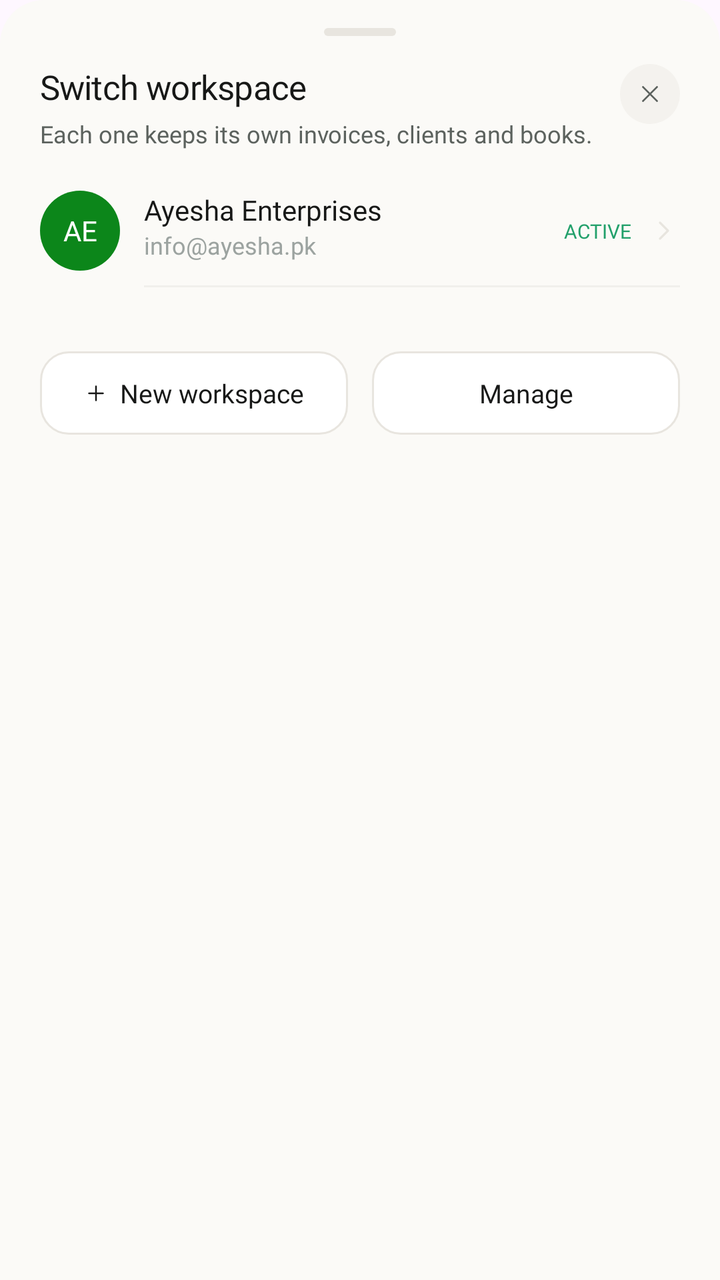
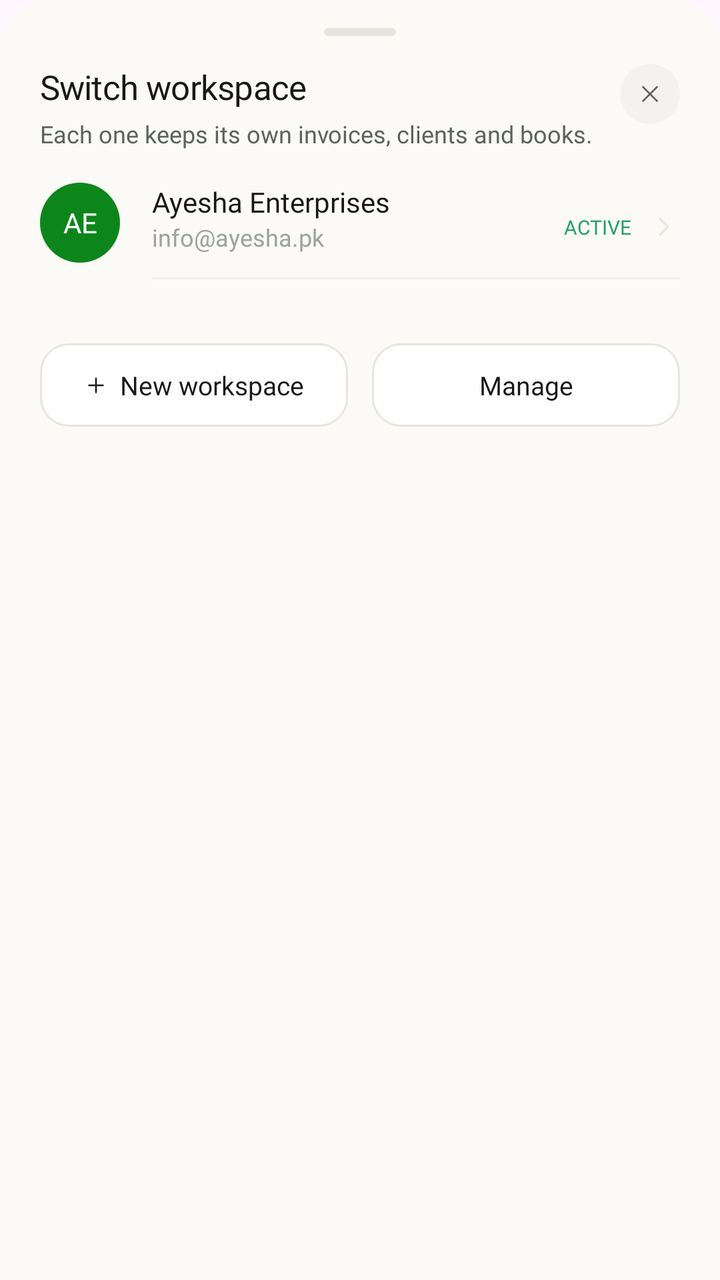

Before-and-after screenshots of an Android layout around one commit, followed by the original layout XML and the change that was made.
<!-- AndroidManifest.xml: application theme Theme.InvoiceGenerator -->
<!-- res/layout/bottom_sheet_switch_workspace.xml -->
<?xml version="1.0" encoding="utf-8"?>
<androidx.constraintlayout.widget.ConstraintLayout xmlns:android="http://schemas.android.com/apk/res/android"
    xmlns:app="http://schemas.android.com/apk/res-auto"
    android:layout_width="match_parent"
    android:layout_height="wrap_content"
    android:background="@drawable/bottom_sheet_bg"
    android:paddingHorizontal="20dp"
    android:paddingTop="8dp"
    android:paddingBottom="28dp">

    
    <View
        android:id="@+id/dragHandle"
        android:layout_width="36dp"
        android:layout_height="4dp"
        android:layout_marginTop="6dp"
        android:background="@drawable/drag_handle_bg"
        app:layout_constraintEnd_toEndOf="parent"
        app:layout_constraintStart_toStartOf="parent"
        app:layout_constraintTop_toTopOf="parent" />

    
    <TextView
        android:id="@+id/title"
        android:layout_width="0dp"
        android:layout_height="wrap_content"
        android:layout_marginTop="14dp"
        android:fontFamily="@font/inter_bold"
        android:letterSpacing="-0.015"
        android:text="Switch workspace"
        android:textColor="#171817"
        android:textSize="17sp"
        app:layout_constraintEnd_toStartOf="@+id/closeBtn"
        app:layout_constraintStart_toStartOf="parent"
        app:layout_constraintTop_toBottomOf="@id/dragHandle" />

    <TextView
        android:id="@+id/subtitle"
        android:layout_width="0dp"
        android:layout_height="wrap_content"
        android:layout_marginTop="4dp"
        android:fontFamily="@font/inter"
        android:lineSpacingExtra="4dp"
        android:text="Each one keeps its own invoices, clients and books."
        android:textColor="#5C625E"
        android:textSize="12sp"
        app:layout_constraintEnd_toEndOf="@id/title"
        app:layout_constraintStart_toStartOf="parent"
        app:layout_constraintTop_toBottomOf="@id/title" />

    <androidx.constraintlayout.widget.ConstraintLayout
        android:id="@+id/closeBtn"
        android:layout_width="30dp"
        android:layout_height="30dp"
        android:background="@drawable/avatar_crossed_state_bg"
        android:backgroundTint="#F4F2EE"
        app:layout_constraintEnd_toEndOf="parent"
        app:layout_constraintTop_toTopOf="@id/title">

        <ImageView
            android:layout_width="14dp"
            android:layout_height="14dp"
            android:src="@drawable/ic_close"
            app:layout_constraintBottom_toBottomOf="parent"
            app:layout_constraintEnd_toEndOf="parent"
            app:layout_constraintStart_toStartOf="parent"
            app:layout_constraintTop_toTopOf="parent"
            app:tint="#5C625E" />
    </androidx.constraintlayout.widget.ConstraintLayout>

    

    <androidx.constraintlayout.widget.ConstraintLayout
        android:id="@+id/activeWorkspaceSection"
        android:layout_width="match_parent"
        android:layout_height="wrap_content"
        android:background="?attr/selectableItemBackground"
        android:paddingVertical="12dp"
        app:layout_constraintTop_toBottomOf="@id/subtitle"
        app:layout_constraintStart_toStartOf="parent"
        app:layout_constraintEnd_toEndOf="parent">

        <TextView
            android:id="@+id/workspaceAvatar"
            android:layout_width="40dp"
            android:layout_height="40dp"
            android:background="@drawable/avatar_circle"
            android:backgroundTint="#0C861A"
            android:fontFamily="@font/inter_bold"
            android:gravity="center"
            android:text="AE"
            android:textColor="#FFFFFF"
            android:textSize="14sp"
            app:layout_constraintBottom_toBottomOf="parent"
            app:layout_constraintStart_toStartOf="parent"
            app:layout_constraintTop_toTopOf="parent" />

        <TextView
            android:id="@+id/workspaceName"
            android:layout_width="0dp"
            android:layout_height="wrap_content"
            android:layout_marginStart="12dp"
            android:fontFamily="@font/inter_semibold"
            android:text="Ayesha Enterprises"
            android:textColor="#171817"
            android:textSize="14sp"
            app:layout_constraintEnd_toStartOf="@+id/activeIndicator"
            app:layout_constraintStart_toEndOf="@id/workspaceAvatar"
            app:layout_constraintTop_toTopOf="@id/workspaceAvatar" />

        <TextView
            android:id="@+id/workspaceSubtitle"
            android:layout_width="0dp"
            android:layout_height="wrap_content"
            android:fontFamily="@font/inter"
            android:text="info@ayesha.pk"
            android:textColor="#9CA3A0"
            android:textSize="12sp"
            app:layout_constraintEnd_toEndOf="@id/workspaceName"
            app:layout_constraintStart_toStartOf="@id/workspaceName"
            app:layout_constraintTop_toBottomOf="@id/workspaceName" />

        <TextView
            android:id="@+id/activeIndicator"
            android:layout_width="wrap_content"
            android:layout_height="wrap_content"
            android:layout_marginEnd="8dp"
            android:fontFamily="@font/inter_bold"
            android:text="ACTIVE"
            android:textColor="#22A06B"
            android:textSize="10sp"

            app:layout_constraintBottom_toBottomOf="parent"
            app:layout_constraintEnd_toStartOf="@+id/arrowRight"
            app:layout_constraintTop_toTopOf="parent" />

        <ImageView
            android:id="@+id/arrowRight"
            android:layout_width="16dp"
            android:layout_height="16dp"
            android:src="@drawable/ic_back"
            android:rotation="180"
            app:layout_constraintBottom_toBottomOf="parent"
            app:layout_constraintEnd_toEndOf="parent"
            app:layout_constraintTop_toTopOf="parent"
            app:tint="#E8E5DF" />

        <View
            android:id="@+id/divider"
            android:layout_width="0dp"
            android:layout_height="1dp"
            android:layout_marginTop="12dp"
            android:background="#F1F0EC"
            app:layout_constraintEnd_toEndOf="parent"
            app:layout_constraintStart_toStartOf="@id/workspaceName"
            app:layout_constraintTop_toBottomOf="@id/workspaceSubtitle" />

    </androidx.constraintlayout.widget.ConstraintLayout>

    
    <LinearLayout
        android:layout_width="match_parent"
        android:layout_height="wrap_content"
        android:layout_marginTop="20dp"
        android:orientation="horizontal"
        app:layout_constraintTop_toBottomOf="@id/activeWorkspaceSection">

        <androidx.constraintlayout.widget.ConstraintLayout
            android:id="@+id/btnNewWorkspace"
            android:layout_width="0dp"
            android:layout_height="wrap_content"
            android:layout_weight="1"
            android:background="@drawable/bg_input_field"
            android:paddingVertical="12dp">

            <ImageView
                android:id="@+id/plusIcon"
                android:layout_width="12dp"
                android:layout_height="12dp"
                android:src="@drawable/ic_plus"
                app:layout_constraintBottom_toBottomOf="parent"
                app:layout_constraintEnd_toStartOf="@+id/tvNewWorkspace"
                app:layout_constraintHorizontal_chainStyle="packed"
                app:layout_constraintStart_toStartOf="parent"
                app:layout_constraintTop_toTopOf="parent"
                app:tint="#171817" />

            <TextView
                android:id="@+id/tvNewWorkspace"
                android:layout_width="wrap_content"
                android:layout_height="wrap_content"
                android:layout_marginStart="6dp"
                android:fontFamily="@font/inter_semibold"
                android:text="New workspace"
                android:textColor="#171817"
                android:textSize="13sp"
                app:layout_constraintBottom_toBottomOf="parent"
                app:layout_constraintEnd_toEndOf="parent"
                app:layout_constraintStart_toEndOf="@id/plusIcon"
                app:layout_constraintTop_toTopOf="parent" />

        </androidx.constraintlayout.widget.ConstraintLayout>

        <View
            android:layout_width="12dp"
            android:layout_height="1px" />

        <TextView
            android:id="@+id/btnManage"
            android:layout_width="0dp"
            android:layout_height="match_parent"
            android:layout_weight="1"
            android:background="@drawable/bg_input_field"
            android:fontFamily="@font/inter_semibold"
            android:gravity="center"
            android:text="Manage"
            android:textColor="#171817"
            android:textSize="13sp" />

    </LinearLayout>

</androidx.constraintlayout.widget.ConstraintLayout>
<!-- resources referenced by this layout -->
<resources>
  <!-- drawable avatar_circle (drawable) -->
  <?xml version="1.0" encoding="utf-8"?>
  <shape xmlns:android="http://schemas.android.com/apk/res/android"
      android:shape="rectangle">
      <solid android:color="@color/avatar_green_bg"/>
      <corners android:radius="999dp"/>
  
  </shape>
  <!-- drawable avatar_crossed_state_bg (drawable) -->
  <?xml version="1.0" encoding="utf-8"?>
  <shape xmlns:android="http://schemas.android.com/apk/res/android"
      android:shape="rectangle">
      <solid android:color="@color/tickedColorbg"/>
      <corners android:radius="999dp"/>
  
  </shape>
  <!-- drawable bg_input_field (drawable) -->
  <?xml version="1.0" encoding="utf-8"?>
  <shape xmlns:android="http://schemas.android.com/apk/res/android"
      android:shape="rectangle">
      <solid android:color="#FFFFFF"/>
      <stroke android:width="1dp"
          android:color="#E8E5DF"/>
      <corners android:radius="14dp"/>
  
  </shape>
  <!-- drawable bottom_sheet_bg (drawable) -->
  <?xml version="1.0" encoding="utf-8"?>
  <shape xmlns:android="http://schemas.android.com/apk/res/android">
      <solid android:color="#FBFAF7" />
      <corners
          android:topLeftRadius="22dp"
          android:topRightRadius="22dp"
          android:bottomLeftRadius="0dp"
          android:bottomRightRadius="0dp" />
  </shape>
  <!-- drawable drag_handle_bg (drawable) -->
  <?xml version="1.0" encoding="utf-8"?>
  <shape xmlns:android="http://schemas.android.com/apk/res/android">
      <solid android:color="#E8E5DF" />
      <corners android:radius="2dp" />
  </shape>
  <!-- drawable ic_back (drawable) -->
  <?xml version="1.0" encoding="utf-8"?>
  <vector xmlns:android="http://schemas.android.com/apk/res/android"
      android:width="24dp"
      android:height="24dp"
      android:viewportWidth="24"
      android:viewportHeight="24">
      <path
          android:pathData="M15,6 L9,12 L15,18"
          android:strokeColor="#171817"
          android:strokeWidth="1.6"
          android:strokeLineCap="round"
          android:strokeLineJoin="round"
          android:fillColor="@android:color/transparent" />
  </vector>
  <!-- drawable ic_close (drawable) -->
  <?xml version="1.0" encoding="utf-8"?>
  <vector xmlns:android="http://schemas.android.com/apk/res/android"
      android:width="14dp"
      android:height="14dp"
      android:viewportWidth="24"
      android:viewportHeight="24">
  
      <path
          android:pathData="M6,6 L18,18"
          android:strokeColor="#5C625E"
          android:strokeWidth="1.6"
          android:strokeLineCap="round"
          android:strokeLineJoin="round" />
  
      <path
          android:pathData="M18,6 L6,18"
          android:strokeColor="#5C625E"
          android:strokeWidth="1.6"
          android:strokeLineCap="round"
          android:strokeLineJoin="round" />
  
  </vector>
  <!-- drawable ic_plus (drawable) -->
  <vector xmlns:android="http://schemas.android.com/apk/res/android"
      android:width="12dp"
      android:height="12dp"
      android:viewportWidth="24"
      android:viewportHeight="24">
      <path
          android:pathData="M12 5v14"
          android:strokeColor="#0C861A"
          android:strokeWidth="1.6"
          android:strokeLineCap="round"
          android:strokeLineJoin="round"
          android:fillColor="@android:color/transparent" />
      <path
          android:pathData="M5 12h14"
          android:strokeColor="#0C861A"
          android:strokeWidth="1.6"
          android:strokeLineCap="round"
          android:strokeLineJoin="round"
          android:fillColor="@android:color/transparent" />
  </vector>
  <style name="Theme.InvoiceGenerator" parent="Base.Theme.InvoiceGenerator" />
  <color name="avatar_green_bg">#7E8E6B</color>
  <color name="tickedColorbg">#22A06B</color>
  <style name="Base.Theme.InvoiceGenerator" parent="Theme.Material3.DayNight.NoActionBar">
          <item name="android:navigationBarColor">@android:color/transparent</item>
          <item name="android:statusBarColor">@android:color/transparent</item>
          <item name="android:windowLightNavigationBar">true</item>
      </style>
</resources>

<!-- the commit's change to res/layout/bottom_sheet_switch_workspace.xml (unified diff, before → after) -->
@@ -80,20 +80,36 @@
         app:layout_constraintStart_toStartOf="parent"
         app:layout_constraintEnd_toEndOf="parent">
 
-        <TextView
-            android:id="@+id/workspaceAvatar"
-            android:layout_width="40dp"
-            android:layout_height="40dp"
-            android:background="@drawable/avatar_circle"
-            android:backgroundTint="#0C861A"
-            android:fontFamily="@font/inter_bold"
-            android:gravity="center"
-            android:text="AE"
-            android:textColor="#FFFFFF"
-            android:textSize="14sp"
+
+        <FrameLayout
+            android:id="@+id/logoArea"
+            android:layout_width="44dp"
+            android:layout_height="44dp"
             app:layout_constraintBottom_toBottomOf="parent"
             app:layout_constraintStart_toStartOf="parent"
-            app:layout_constraintTop_toTopOf="parent" />
+            app:layout_constraintTop_toTopOf="parent"
+            >
+            <TextView
+                android:id="@+id/workspaceAvatar"
+                android:layout_width="40dp"
+                android:layout_height="40dp"
+                android:background="@drawable/avatar_circle"
+                android:backgroundTint="#0C861A"
+                android:fontFamily="@font/inter_bold"
+                android:gravity="center"
+                android:text="AE"
+                android:textColor="#FFFFFF"
+                android:textSize="14sp"
+                />
+            <com.google.android.material.imageview.ShapeableImageView
+                android:id="@+id/logo"
+                android:layout_width="44dp"
+                android:layout_height="44dp"
+                android:scaleType="centerCrop"
+                app:shapeAppearanceOverlay="@style/ShapeAppearance.Material3.Corner.Full"
+                android:visibility="gone"/>
+        </FrameLayout>
+
 
         <TextView
             android:id="@+id/workspaceName"
@@ -105,8 +121,8 @@
             android:textColor="#171817"
             android:textSize="14sp"
             app:layout_constraintEnd_toStartOf="@+id/activeIndicator"
-            app:layout_constraintStart_toEndOf="@id/workspaceAvatar"
-            app:layout_constraintTop_toTopOf="@id/workspaceAvatar" />
+            app:layout_constraintStart_toEndOf="@id/logoArea"
+            app:layout_constraintTop_toTopOf="@id/logoArea" />
 
         <TextView
             android:id="@+id/workspaceSubtitle"
